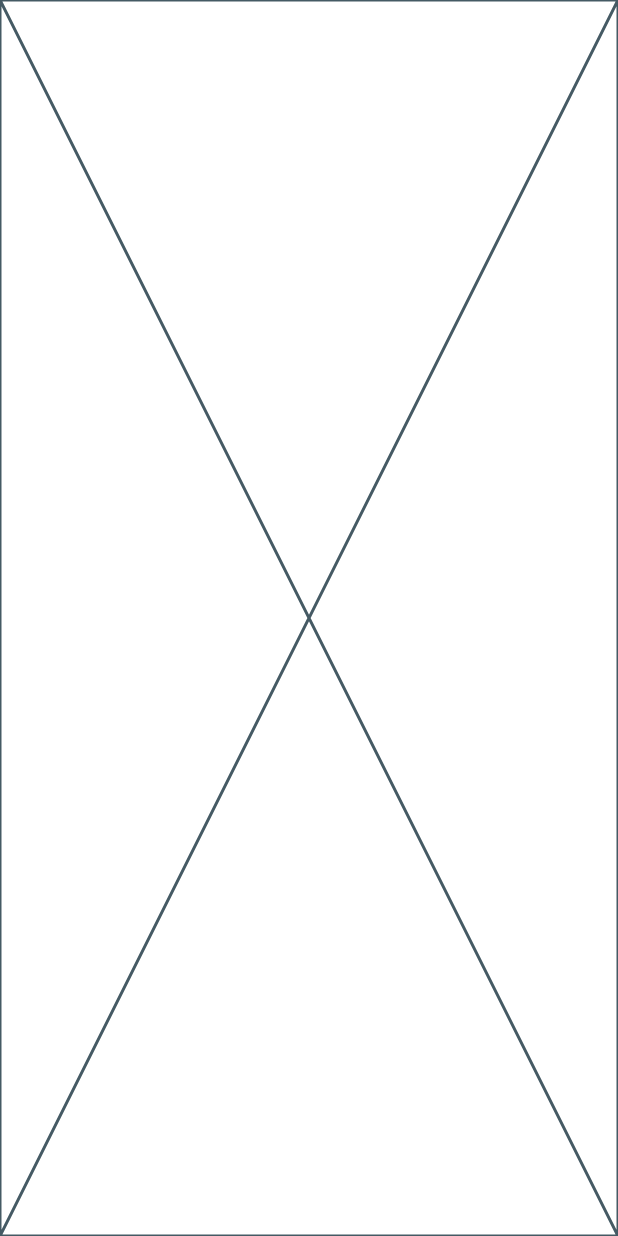
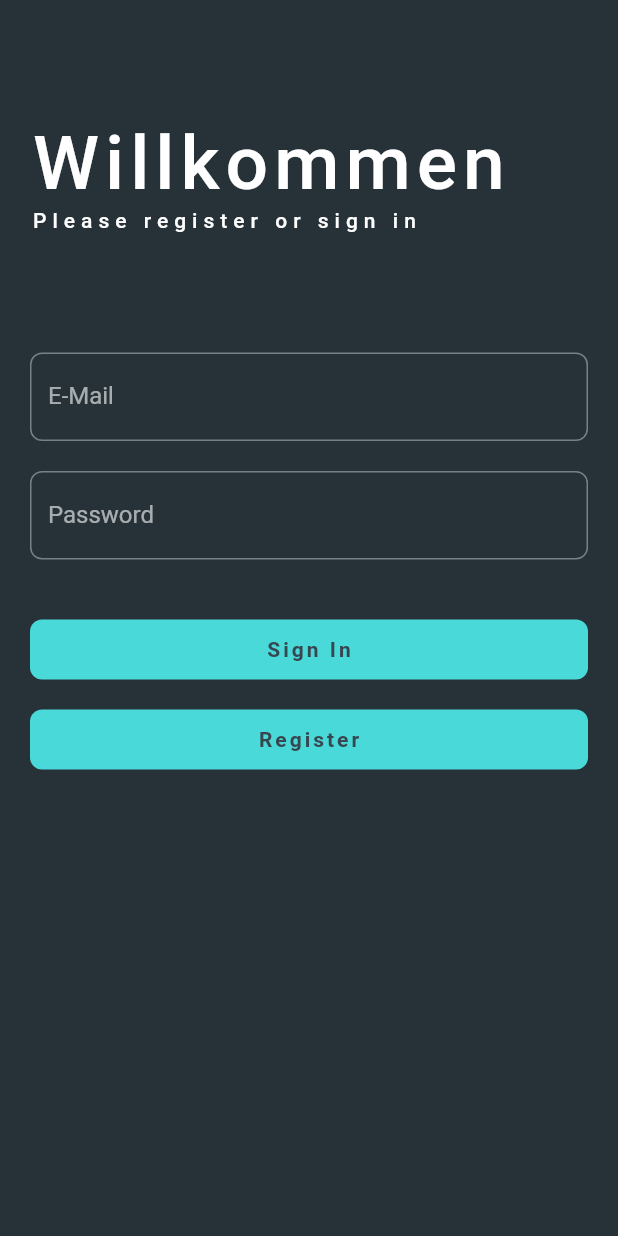
Before and after one commit to sergej-moor/todolist-flutter, a Flutter app: the screen it shows after launch, on a phone screen of 412 x 824 dp. Run offline on Flutter 3.47's test engine with Material 2 defaults, Android fonts, the phone set to English and light mode, and no system bars; Roboto replaces fonts that are missing (Rubik).

Commit message:
added presentation layer for signup form

```diff
--- a/lib/main.dart
+++ b/lib/main.dart
@@ -1,4 +1,5 @@
 import 'package:flutter/material.dart';
+import 'package:todo/presentation/signup/signup_page.dart';
 import 'package:todo/theme.dart';
 
 void main() {
@@ -12,9 +13,12 @@ class MyApp extends StatelessWidget {
   @override
   Widget build(BuildContext context) {
     return MaterialApp(
-      title: 'Todo Lists',
-      theme: AppTheme.darkTheme,
-      home: Placeholder(),
+      debugShowCheckedModeBanner: false,
+      title: 'Todo List',
+      theme: AppTheme.lightTheme,
+      darkTheme: AppTheme.darkTheme,
+      themeMode: ThemeMode.dark,
+      home: SignUpPage(),
     );
   }
 }
--- /dev/null
+++ b/lib/presentation/signup/signup_page.dart
@@ -0,0 +1,13 @@
+import 'package:flutter/material.dart';
+import 'package:todo/presentation/signup/widgets/signup_form.dart';
+
+class SignUpPage extends StatelessWidget {
+  const SignUpPage({super.key});
+
+  @override
+  Widget build(BuildContext context) {
+    return Scaffold(
+      body: SignUpForm(),
+    );
+  }
+}
--- /dev/null
+++ b/lib/presentation/signup/widgets/signin_register_button.dart
@@ -0,0 +1,32 @@
+import 'package:flutter/material.dart';
+
+class SignInRegisterButton extends StatelessWidget {
+  final String buttonText;
+  final Function callback;
+  const SignInRegisterButton(
+      {super.key, required this.buttonText, required this.callback});
+
+  @override
+  Widget build(BuildContext context) {
+    final themeData = Theme.of(context);
+
+    return InkResponse(
+      onTap: () => callback(),
+      child: Container(
+          height: 40,
+          width: double.infinity,
+          decoration: BoxDecoration(
+              color: themeData.colorScheme.secondary,
+              borderRadius: BorderRadius.circular(8)),
+          child: Center(
+            child: Text(buttonText,
+                style: themeData.textTheme.headline1!.copyWith(
+                  fontSize: 14,
+                  color: Colors.blueGrey[800],
+                  fontWeight: FontWeight.bold,
+                  letterSpacing: 2,
+                )),
+          )),
+    );
+  }
+}
--- /dev/null
+++ b/lib/presentation/signup/widgets/signup_form.dart
@@ -0,0 +1,113 @@
+import 'package:flutter/material.dart';
+import 'package:todo/presentation/signup/widgets/signin_register_button.dart';
+
+class SignUpForm extends StatelessWidget {
+  const SignUpForm({super.key});
+
+  @override
+  Widget build(BuildContext context) {
+    final GlobalKey<FormState> formKey = GlobalKey<FormState>();
+
+    String? validateEmail(String? input) {
+      const emailRegex =
+          r"""^[a-zA-Z0-9.a-zA-Z0-9.!#$%&'*+-/=?^_`{|}~]+@[a-zA-Z0-9]+\.[a-zA-Z]+""";
+
+      if (input == null || input.isEmpty) {
+        return "please enter email";
+      } else if (RegExp(emailRegex).hasMatch(input)) {
+        return null;
+      } else {
+        return "invalid email format";
+      }
+    }
+
+    String? validatePassword(String? input) {
+      if (input == null || input.isEmpty) {
+        return "please enter password";
+      } else if (input.length >= 6) {
+        return null;
+      } else {
+        return "password should be longer than 5 characters";
+      }
+    }
+
+    final themeData = Theme.of(context);
+    return Form(
+      key: formKey,
+      child: ListView(
+        padding: const EdgeInsets.symmetric(horizontal: 20),
+        children: [
+          const SizedBox(height: 80),
+          Text(
+            "Willkommen",
+            style: themeData.textTheme.headline1!.copyWith(
+              fontSize: 50,
+              fontWeight: FontWeight.w500,
+              letterSpacing: 4,
+            ),
+          ),
+          Text(
+            "Please register or sign in",
+            style: themeData.textTheme.headline1!.copyWith(
+              fontSize: 14,
+              fontWeight: FontWeight.w500,
+              letterSpacing: 4,
+            ),
+          ),
+          const SizedBox(
+            height: 80,
+          ),
+          TextFormField(
+            cursorColor: Colors.white,
+            decoration: const InputDecoration(labelText: "E-Mail"),
+            validator: validateEmail,
+            autovalidateMode: AutovalidateMode.disabled,
+          ),
+          const SizedBox(
+            height: 20,
+          ),
+          TextFormField(
+            cursorColor: Colors.white,
+            decoration: const InputDecoration(labelText: "Password"),
+            obscureText: true,
+            validator: validatePassword,
+            autovalidateMode: AutovalidateMode.disabled,
+          ),
+          SizedBox(
+            height: 40,
+          ),
+          SignInRegisterButton(
+            buttonText: "Sign In",
+            callback: () {
+              print("sign in pressed");
+              if (formKey.currentState!.validate()) {
+                print("validate");
+              } else {
+                print("unvalid");
+
+                ScaffoldMessenger.of(context).showSnackBar(
+                  SnackBar(
+                    backgroundColor: Colors.redAccent,
+                    content: Text(
+                      "invalid input",
+                      style: themeData.textTheme.bodyText1,
+                    ),
+                  ),
+                );
+              }
+            },
+          ),
+          SizedBox(
+            height: 20,
+          ),
+          SignInRegisterButton(
+            buttonText: "Register",
+            callback: () {
+              print("register pressed");
+            },
+          ),
+        ],
+      ),
+    );
+  }
+}
--- a/lib/theme.dart
+++ b/lib/theme.dart
@@ -48,7 +48,20 @@ class AppTheme {
     bodyText1: _darkThemeBodyeTextStyle,
   );
 
+  static final InputDecorationTheme _inputDecorationTheme =
+      InputDecorationTheme(
+    floatingLabelStyle: const TextStyle(color: Colors.white),
+    focusedBorder: OutlineInputBorder(
+      borderRadius: BorderRadius.circular(8),
+      borderSide: const BorderSide(color: Colors.white),
+    ),
+    border: OutlineInputBorder(
+      borderRadius: BorderRadius.circular(8),
+    ),
+  );
+
   static final ThemeData lightTheme = ThemeData(
+      inputDecorationTheme: _inputDecorationTheme,
       scaffoldBackgroundColor: _lightPrimaryColor,
       appBarTheme: const AppBarTheme(
           color: _appbarColorLight,
@@ -62,6 +75,7 @@ class AppTheme {
       textTheme: _lightTextTheme);
 
   static final ThemeData darkTheme = ThemeData(
+      inputDecorationTheme: _inputDecorationTheme,
       scaffoldBackgroundColor: _darkPrimaryColor,
       appBarTheme: AppBarTheme(
           color: _appbarColorDark,
```
